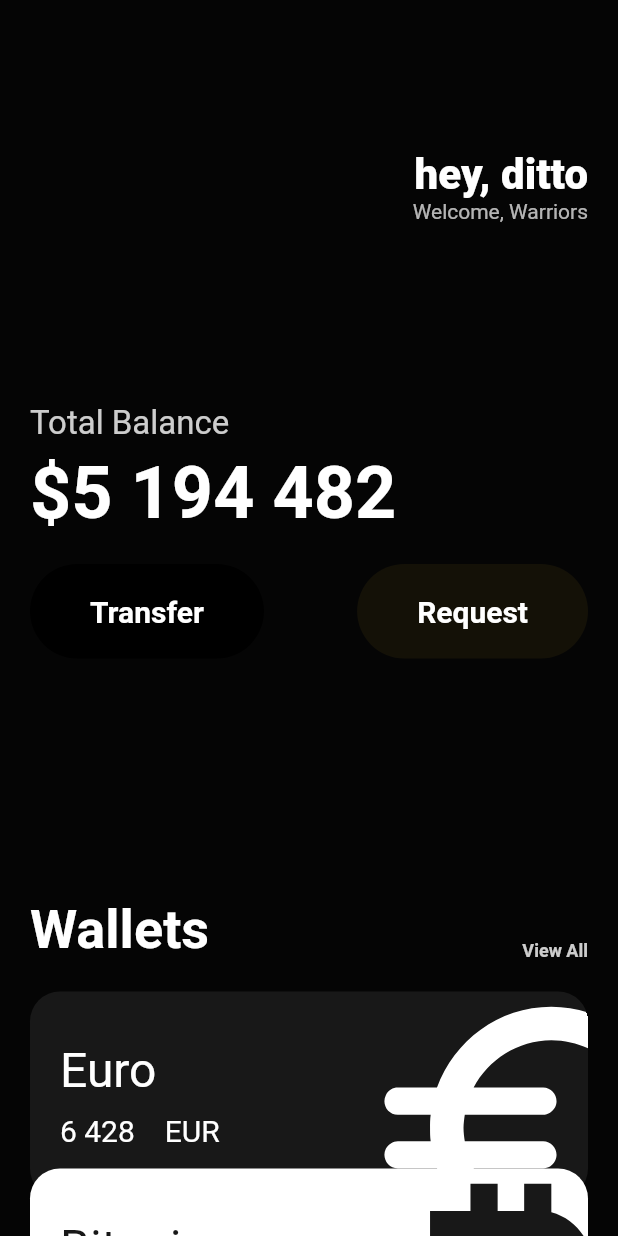
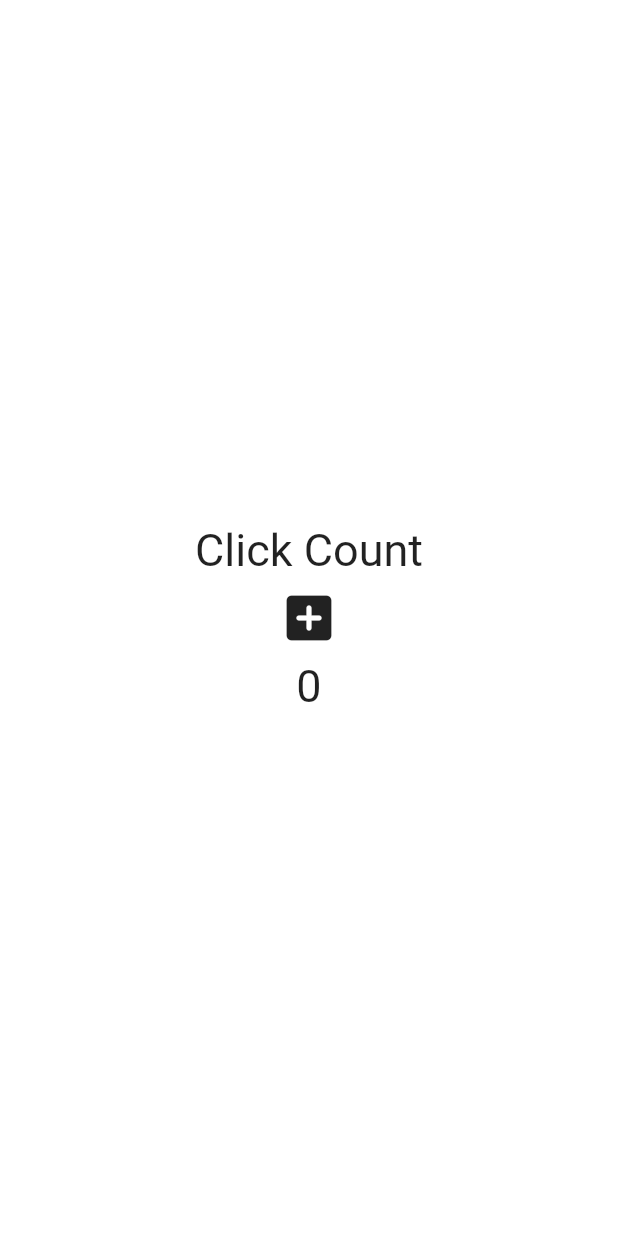
Before and after one commit to beoma21/TIL, a Flutter app: the screen it shows after launch, on a phone screen of 412 x 824 dp. Run offline on Flutter 3.47's test engine with Material 2 defaults, Android fonts, the phone set to English and light mode, and no system bars.

Commit message:
Flutter_state_230201

```diff
--- a/FirstProject/flutter_application_1/lib/main.dart
+++ b/FirstProject/flutter_application_1/lib/main.dart
@@ -1,18 +1,57 @@
 import 'package:flutter/material.dart';
-import 'package:flutter_application_1/widgets/button.dart';
-import 'package:flutter_application_1/widgets/card.dart';
 
 void main() {
-  var charm = Player(name: "chim");
   runApp(App());
 }
 
-class Player {
-  String name;
-
-  Player({required this.name});
+class App extends StatefulWidget {
+  @override
+  State<App> createState() => _AppState();
 }
 
+class _AppState extends State<App> {
+  int counter = 0;
+  List<int> numbers = [];
+
+  void onClicked() {
+    setState(() {
+      counter += 1;
+      numbers.add(counter);
+    });
+  }
+
+  @override
+  Widget build(BuildContext context) {
+    return MaterialApp(
+      home: Scaffold(
+        backgroundColor: Colors.white,
+        body: Center(
+          child: Column(mainAxisAlignment: MainAxisAlignment.center, children: [
+            const Text(
+              'Click Count',
+              style: TextStyle(fontSize: 30),
+            ),
+            IconButton(
+              iconSize: 40,
+              onPressed: onClicked,
+              icon: const Icon(
+                Icons.add_box_rounded,
+              ),
+            ),
+            Text(
+              "$counter",
+              style: const TextStyle(fontSize: 30),
+            ),
+            for (var n in numbers) Text("$n"),
+          ]),
+        ),
+      ),
+    );
+  }
+}
+
+/// #3. Widget
+/*
 class App extends StatelessWidget {
   @override
   Widget build(BuildContext context) {
@@ -157,3 +196,4 @@ class App extends StatelessWidget {
         );
   }
 }
+*/
```
